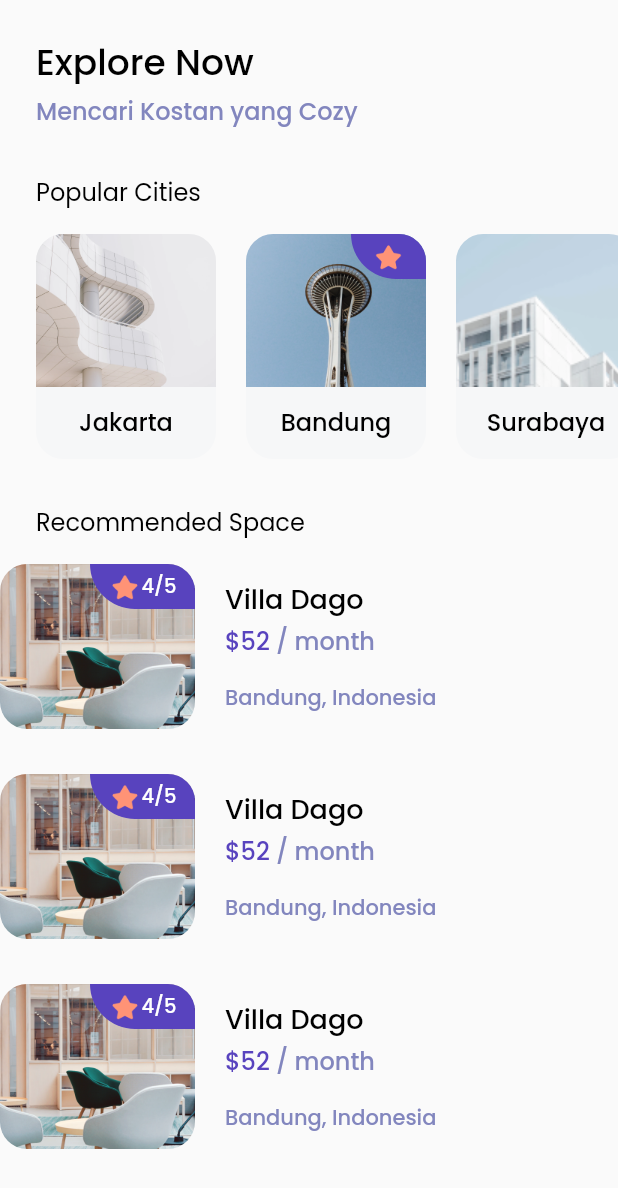
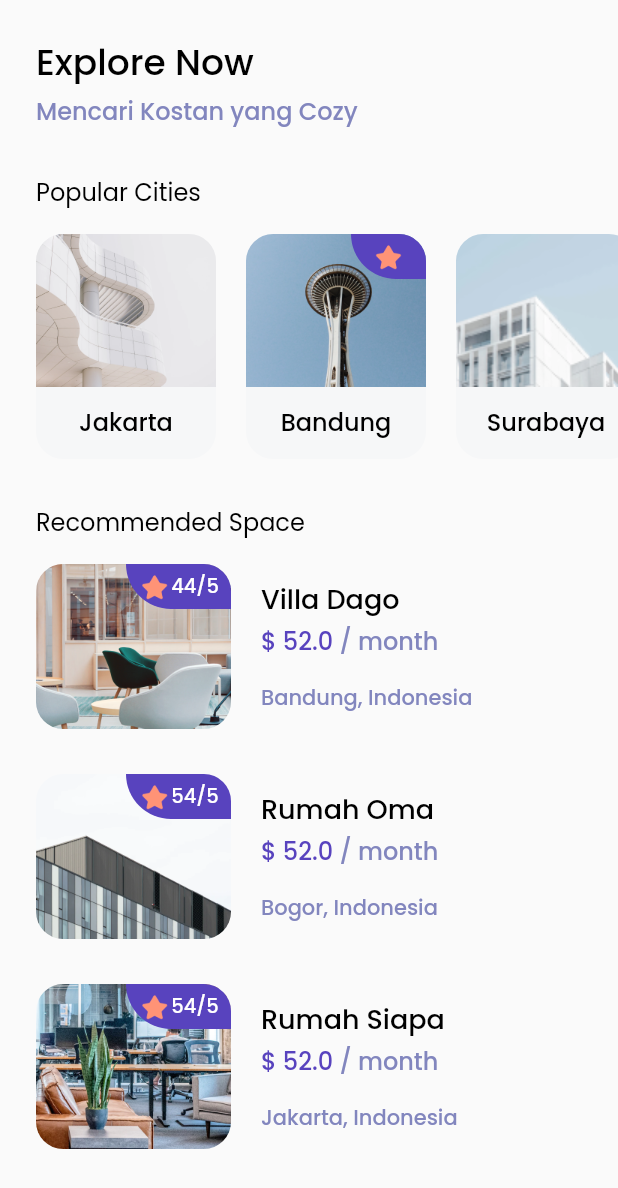
Before and after one commit to Alfahan/papikost, a Flutter app: the HomePage screen opened directly, on a phone screen of 412 x 824 dp. Shown: the top 1188 px of the screen. Run offline on Flutter 3.47's test engine with Material 2 defaults, Android fonts, the light colour scheme and no system bars; our stand-ins replace google_fonts.

Commit message:
add list recommended space

```diff
--- /dev/null
+++ b/lib/models/space.dart
@@ -0,0 +1,18 @@
+class Space {
+  int id;
+  String name;
+  String imageUrl;
+  double price;
+  String city;
+  String country;
+  int rating;
+
+  Space(
+      {this.city,
+      this.country,
+      this.id,
+      this.imageUrl,
+      this.name,
+      this.price,
+      this.rating});
+}
--- a/lib/pages/home_page.dart
+++ b/lib/pages/home_page.dart
@@ -1,5 +1,6 @@
 import 'package:flutter/material.dart';
 import 'package:papikost/models/city.dart';
+import 'package:papikost/models/space.dart';
 import 'package:papikost/theme.dart';
 import 'package:papikost/widgets/city_card.dart';
 import 'package:papikost/widgets/space_card.dart';
@@ -104,21 +105,53 @@ class HomePage extends StatelessWidget {
               SizedBox(
                 height: 16,
               ),
-              Column(
+              Padding(
+                padding: EdgeInsets.symmetric(
+                  horizontal: edge,
+                ),
+                child: Column(
                   children: [
-                  SpaceCard(),
+                    SpaceCard(
+                      Space(
+                          id: 1,
+                          name: 'Villa Dago',
+                          imageUrl: 'assets/image 14.png',
+                          price: 52,
+                          city: 'Bandung',
+                          country: 'Indonesia',
+                          rating: 4),
+                    ),
                     SizedBox(
                       height: 30,
                     ),
-                  SpaceCard(),
+                    SpaceCard(
+                      Space(
+                          id: 2,
+                          name: 'Rumah Oma',
+                          imageUrl: 'assets/image 13.png',
+                          price: 52,
+                          city: 'Bogor',
+                          country: 'Indonesia',
+                          rating: 5),
+                    ),
                     SizedBox(
                       height: 30,
                     ),
-                  SpaceCard(),
+                    SpaceCard(
+                      Space(
+                          id: 3,
+                          name: 'Rumah Siapa',
+                          imageUrl: 'assets/image 15.png',
+                          price: 52,
+                          city: 'Jakarta',
+                          country: 'Indonesia',
+                          rating: 5),
+                    ),
                     SizedBox(
                       height: 30,
                     ),
                   ],
+                ),
               )
             ],
           ),
--- a/lib/widgets/space_card.dart
+++ b/lib/widgets/space_card.dart
@@ -1,7 +1,12 @@
 import 'package:flutter/material.dart';
+import 'package:papikost/models/space.dart';
 import 'package:papikost/theme.dart';
 
 class SpaceCard extends StatelessWidget {
+  final Space space;
+
+  SpaceCard(this.space);
+
   @override
   Widget build(BuildContext context) {
     return Row(
@@ -13,7 +18,7 @@ class SpaceCard extends StatelessWidget {
             height: 110,
             child: Stack(
               children: [
-                Image.asset('assets/image 14.png'),
+                Image.asset(space.imageUrl),
                 Align(
                   alignment: Alignment.topRight,
                   child: Container(
@@ -35,7 +40,7 @@ class SpaceCard extends StatelessWidget {
                           height: 22,
                         ),
                         Text(
-                          "4/5",
+                          "${space.rating}4/5",
                           style: whiteTextStyle.copyWith(fontSize: 13),
                         ),
                       ],
@@ -53,7 +58,7 @@ class SpaceCard extends StatelessWidget {
           crossAxisAlignment: CrossAxisAlignment.start,
           children: [
             Text(
-              'Villa Dago',
+              space.name,
               style: blackTextStyle.copyWith(fontSize: 18),
             ),
             SizedBox(
@@ -61,7 +66,7 @@ class SpaceCard extends StatelessWidget {
             ),
             Text.rich(
               TextSpan(
-                text: '\$52',
+                text: '\$ ${space.price}',
                 style: purpleTextStyle.copyWith(fontSize: 16),
                 children: [
                   TextSpan(
@@ -75,7 +80,7 @@ class SpaceCard extends StatelessWidget {
               height: 16,
             ),
             Text(
-              'Bandung, Indonesia',
+              '${space.city}, ${space.country}',
               style: greyTextStyle,
             )
           ],
```
Lines whose indentation alone changed are shown as unchanged.
